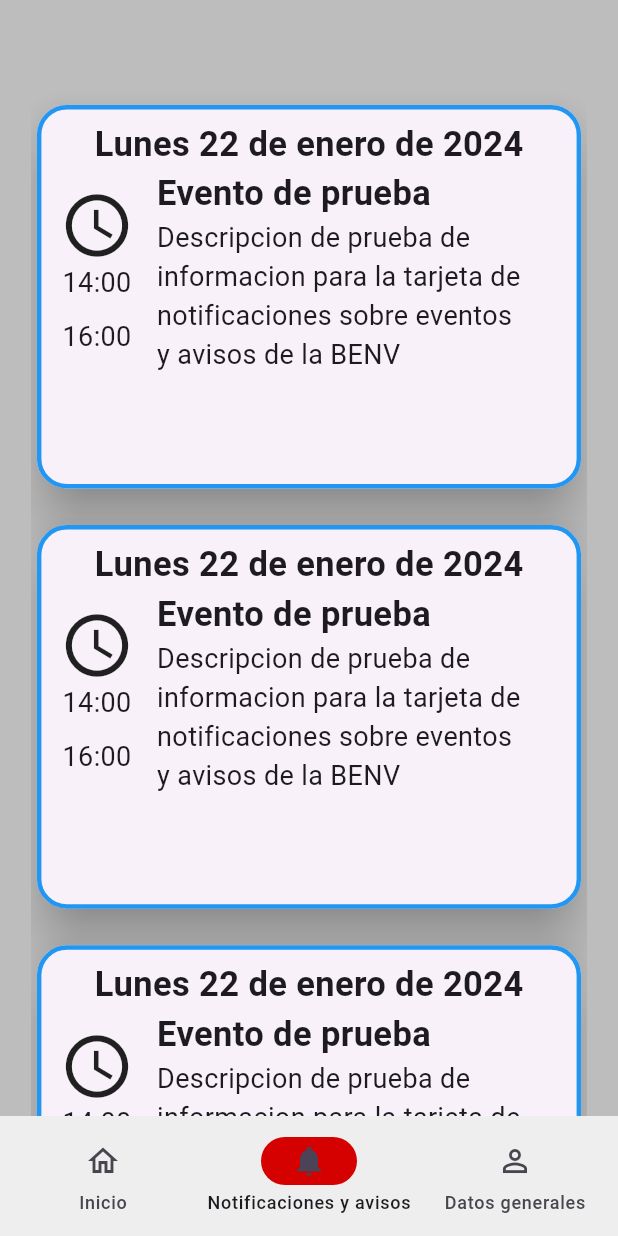
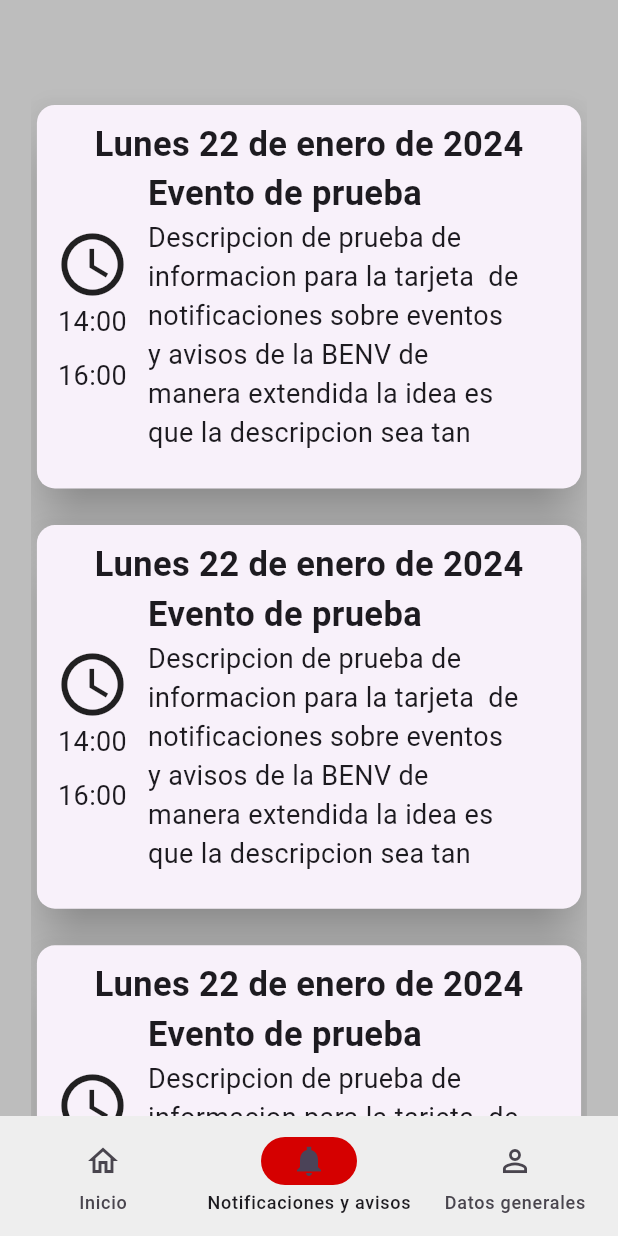
Before and after one commit to REV09/siabenv_ss, a Flutter app: the PrincipalPage screen opened directly, item 2 of the bottom bar chosen, on a phone screen of 412 x 824 dp. Run offline on Flutter 3.47's test engine with Material 2 defaults, Android fonts, the phone set to English and light mode, and no system bars.

Commit message:
Merge pull request #4 from REV09/david

```diff
--- a/lib/src/pages/notifications_page.dart
+++ b/lib/src/pages/notifications_page.dart
@@ -1,22 +1,98 @@
 import 'package:flutter/material.dart';
-
+import 'package:mibenv/src/pages/event_details_page.dart';
 import '../utils/responsive.dart';
 import 'widgets/notifications_card_landscape.dart';
 import 'widgets/notifications_card_portrait.dart';
 
-class notificationsPage extends StatefulWidget {
+class NotificationsPage extends StatefulWidget {
+  const NotificationsPage({super.key});
+
   @override
-  State<notificationsPage> createState() => _notificationsPage();
+  State<NotificationsPage> createState() => _NotificationsPage();
 }
 
-class _notificationsPage extends State<notificationsPage> {
+class _NotificationsPage extends State<NotificationsPage> {
+  List<SizedBox> eventsListPortrait = List.empty(growable: true);
+  List<SizedBox> eventsListLandscape = List.empty(growable: true);
+
   @override
   Widget build(BuildContext context) {
     String information = "Descripcion de prueba de informacion para la tarjeta "
-        "de notificaciones sobre eventos y avisos de la BENV";
+        " de notificaciones sobre eventos y avisos de la BENV de manera"
+        " extendida la idea es que la descripcion sea tan largan que no se pueda"
+        " visualizar de manera completa en la tarjeta tradicional de avisos y "
+        " en teoria esto ya deberia ser suficiente para poder ajustarlo a la"
+        " tarjeta y que no se pueda visualizar completo";
     String title = "Evento de prueba";
 
     Responsive responsive = Responsive(context);
+
+    eventsListPortrait.clear();
+    eventsListLandscape.clear();
+
+    eventsListPortrait.add(SizedBox(height: responsive.hp(8)));
+    eventsListLandscape.add(SizedBox(height: responsive.hp(8)));
+    for (int i = 0; i < 5; i++) {
+      NotificationCardLandscape eventCardLandscape = NotificationCardLandscape(
+        information: information,
+        title: title,
+        width: responsive.wp(70),
+      );
+
+      NotificationCardPortrait eventCardPortrait = NotificationCardPortrait(
+        information: information,
+        title: title,
+        width: responsive.wp(60),
+      );
+      eventCardPortrait.setMaxLines(6);
+      eventCardLandscape.setMaxLines(4);
+
+      eventsListPortrait.add(
+        SizedBox(
+          width: responsive.wp(90),
+          height: responsive.hp(32),
+          child: InkWell(
+            child: eventCardPortrait,
+            onTap: () {
+              Navigator.of(context).push(
+                MaterialPageRoute(
+                  builder: (context) => EventDetailsPage(
+                    title: title,
+                    information: information,
+                  ),
+                ),
+              );
+            },
+          ),
+        ),
+      );
+
+      eventsListLandscape.add(
+        SizedBox(
+          width: responsive.wp(60),
+          height: responsive.hp(60),
+          child: InkWell(
+            child: eventCardLandscape,
+            onTap: () {
+              Navigator.of(context).push(
+                MaterialPageRoute(
+                  builder: (context) => EventDetailsPage(
+                    title: title,
+                    information: information,
+                  ),
+                ),
+              );
+            },
+          ),
+        ),
+      );
+
+      eventsListPortrait.add(SizedBox(height: responsive.hp(2)));
+      eventsListLandscape.add(SizedBox(height: responsive.hp(2)));
+    }
+    eventsListPortrait.add(SizedBox(height: responsive.hp(5)));
+    eventsListLandscape.add(SizedBox(height: responsive.hp(5)));
+
     return Center(
       child: OrientationBuilder(
         builder: (context, orientation) => orientation == Orientation.portrait
@@ -28,71 +104,20 @@ class _notificationsPage extends State<notificationsPage> {
 
   SingleChildScrollView portraitView(
       String title, String information, Responsive responsive) {
-    List<SizedBox> eventsList = List.empty(growable: true);
-    eventsList.add(SizedBox(height: responsive.hp(8)));
-    for (int i = 0; i < 5; i++) {
-      eventsList.add(
-        SizedBox(
-          width: responsive.wp(90),
-          height: responsive.hp(32),
-          child: NotificationCardPortrait(
-            information: information,
-            title: title,
-            width: responsive.wp(60),
-            shapeBorder: RoundedRectangleBorder(
-              borderRadius: BorderRadius.circular(20),
-              side: const BorderSide(
-                color: Colors.blue,
-                width: 3,
-              ),
-            ),
-          ),
-        ),
-      );
-      eventsList.add(SizedBox(height: responsive.hp(2)));
-    }
-    eventsList.add(SizedBox(height: responsive.hp(5)));
-
     return SingleChildScrollView(
       child: Column(
         mainAxisAlignment: MainAxisAlignment.center,
-        children: eventsList,
+        children: eventsListPortrait,
       ),
     );
   }
 
   SingleChildScrollView landscapeView(
       String title, String information, Responsive responsive) {
-    List<SizedBox> eventList = List.empty(growable: true);
-    eventList.add(SizedBox(height: responsive.hp(8)));
-
-    for (int i = 0; i < 5; i++) {
-      eventList.add(
-        SizedBox(
-          width: responsive.wp(60),
-          height: responsive.hp(60),
-          child: NotificationCardLandscape(
-            information: information,
-            title: title,
-            width: responsive.wp(70),
-            shapeBorder: RoundedRectangleBorder(
-              borderRadius: BorderRadius.circular(20),
-              side: const BorderSide(
-                color: Colors.blue,
-                width: 3,
-              ),
-            ),
-          ),
-        ),
-      );
-      eventList.add(SizedBox(height: responsive.hp(2)));
-    }
-    eventList.add(SizedBox(height: responsive.hp(5)));
-
     return SingleChildScrollView(
       child: Column(
         mainAxisAlignment: MainAxisAlignment.center,
-        children: eventList,
+        children: eventsListLandscape,
       ),
     );
   }
--- a/lib/src/pages/principal_page.dart
+++ b/lib/src/pages/principal_page.dart
@@ -52,7 +52,7 @@ class _PrincipalPage extends State<PrincipalPage> {
         Container(
           color: Colors.grey.shade400,
           alignment: Alignment.center,
-          child: notificationsPage(),
+          child: const NotificationsPage(),
         ),
         const GeneralInformationPage(),
       ][currentPageIndex],
--- a/lib/src/pages/widgets/notifications_card_portrait.dart
+++ b/lib/src/pages/widgets/notifications_card_portrait.dart
@@ -5,14 +5,19 @@ class NotificationCardPortrait extends StatelessWidget {
   final String? information;
   final ShapeBorder? shapeBorder;
   final double width;
+  int? maxLines;
 
-  const NotificationCardPortrait({
+  NotificationCardPortrait({
     Key? key,
     this.title,
     this.information,
     this.shapeBorder,
     required this.width,
   }) : super(key: key);
+
+  void setMaxLines(int? maxLines) {
+    this.maxLines = maxLines;
+  }
 
   @override
   Widget build(BuildContext context) {
@@ -39,6 +44,7 @@ class NotificationCardPortrait extends StatelessWidget {
             style: informationStyle,
             overflow: TextOverflow.clip,
             softWrap: true,
+            maxLines: maxLines,
           ),
         ),
       ],
@@ -57,9 +63,9 @@ class NotificationCardPortrait extends StatelessWidget {
 
     Row rowAlingment = Row(
       children: <Widget>[
-        const SizedBox(width: 15),
+        const SizedBox(width: 12),
         eventHour,
-        const SizedBox(width: 15),
+        const SizedBox(width: 12),
         cardContent
       ],
     );
```
Also changed, not shown: lib/src/pages/event_details_page.dart (added, +97 -0 lines), lib/src/pages/widgets/notifications_card_landscape.dart (+8 -2 lines).
